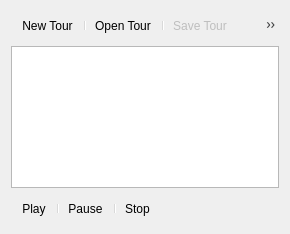
First picture: the form in src/lib/marble/TourWidget.ui, repository calincru/marble, before the edit.
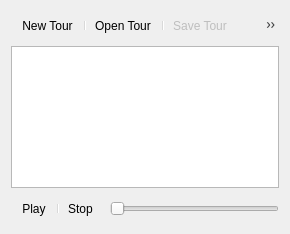
Second picture: the form after the edit. Icons and pictures are not drawn.

The edit to the form file:
```diff
--- a/src/lib/marble/TourWidget.ui
+++ b/src/lib/marble/TourWidget.ui
@@ -42,17 +42,26 @@
     </widget>
    </item>
    <item>
+    <layout class="QHBoxLayout" name="horizontalLayout">
+     <item>
     <widget class="QToolBar" name="m_toolBarPlayback">
      <property name="windowTitle">
       <string>toolBar</string>
      </property>
      <addaction name="actionPlay"/>
      <addaction name="separator"/>
-     <addaction name="actionPause"/>
-     <addaction name="separator"/>
      <addaction name="actionStop"/>
     </widget>
    </item>
+     <item>
+      <widget class="QSlider" name="m_slider">
+       <property name="orientation">
+        <enum>Qt::Horizontal</enum>
+       </property>
+      </widget>
+     </item>
+    </layout>
+   </item>
   </layout>
   <action name="m_actionAddFlyTo">
    <property name="enabled">
@@ -159,18 +168,6 @@
     <string>Begins touring</string>
    </property>
   </action>
-  <action name="actionPause">
-   <property name="icon">
-    <iconset resource="libmarble.qrc">
-     <normaloff>:/marble/playback-pause.png</normaloff>:/marble/playback-pause.png</iconset>
-   </property>
-   <property name="text">
-    <string>Pause</string>
-   </property>
-   <property name="toolTip">
-    <string>Pauses touring until you start it again</string>
-   </property>
-  </action>
   <action name="actionStop">
    <property name="icon">
     <iconset resource="libmarble.qrc">
```
Left out of the diff: 3 changed lines with no effect on the pictures. Lines whose indentation alone changed are shown as unchanged.
